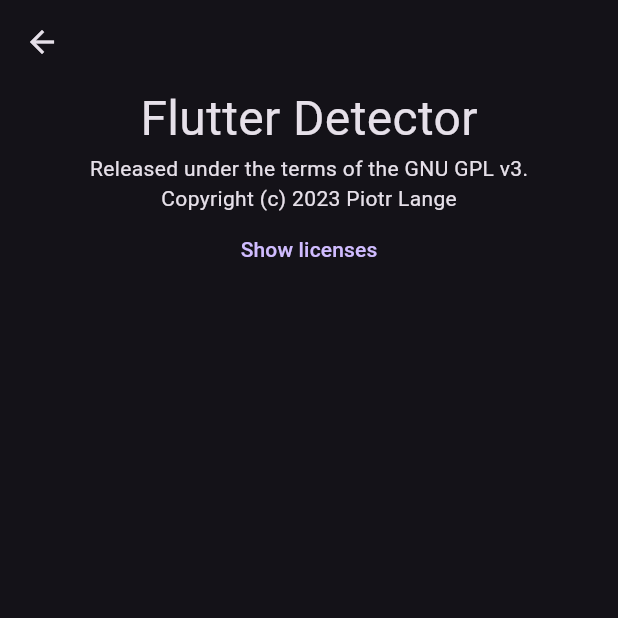
After one commit to PiotrZPL/Flutter_Detector, a Flutter app: the AboutPage screen opened directly, on a phone screen of 412 x 824 dp, the top half of it. The commit adds this screen. Run offline on Flutter 3.47's test engine with Material 2 defaults, Android fonts, the phone set to English and light mode, and no system bars; missing offline and left inert: android_package_manager.

Commit message:
Changed About dialog to AboutPage

```diff
--- /dev/null
+++ b/lib/pages/about_page.dart
@@ -0,0 +1,51 @@
+import 'package:flutter/material.dart';
+
+class AboutPage extends StatefulWidget {
+  const AboutPage({
+    super.key,
+  });
+
+  @override
+  State<AboutPage> createState() => _AboutPageState();
+}
+
+class _AboutPageState extends State<AboutPage> {
+
+  @override
+  Widget build(BuildContext context) {
+    return Scaffold(
+      appBar: AppBar(
+      ),
+      body: Center(
+        child: Column(
+          children: [
+            const Text(
+              "Flutter Detector",
+              style: TextStyle(
+                fontSize: 32
+              ),
+            ),
+            const Text(
+              "Released under the terms of the GNU GPL v3."
+            ),
+            const Text(
+              "Copyright (c) 2023 Piotr Lange"
+            ),
+            TextButton(
+              onPressed: () {
+                showLicensePage(
+                  context: context,
+                  applicationName: "Flutter Detector",
+                  // applicationVersion: applicationVersion,
+                  // applicationIcon: applicationIcon,
+                  applicationLegalese: "Released under the terms of the GNU GPL v3.\n\nCopyright (c) 2023 Piotr Lange",
+                );
+              },
+              child: const Text("Show licenses")
+            )
+          ],
+        )
+      )
+    );
+  }
+}
--- a/lib/pages/main_page.dart
+++ b/lib/pages/main_page.dart
@@ -3,6 +3,7 @@ import 'package:android_package_manager/android_package_manager.dart';
 
 import '../tools/get_list_of_flutter_apps.dart';
 import 'apps_page.dart';
+import 'about_page.dart';
 
 class MainPage extends StatefulWidget {
   const MainPage({super.key});
@@ -23,11 +24,10 @@ class _MainPageState extends State<MainPage> {
           PopupMenuButton<int>(
             onSelected: (item) {
               if (item == 0) {
-                showAboutDialog(
-                  context: context,
-                  applicationVersion: "1.0",
-                  applicationName: "Flutter Detector",
-                  applicationLegalese: "Released under the terms of the GNU GPL v3.\n\nCopyright (c) 2023 Piotr Lange",
+                Navigator.of(context).push(
+                  MaterialPageRoute(
+                    builder: (BuildContext context) => const AboutPage()
+                  )
                 );
               }
             },
```
